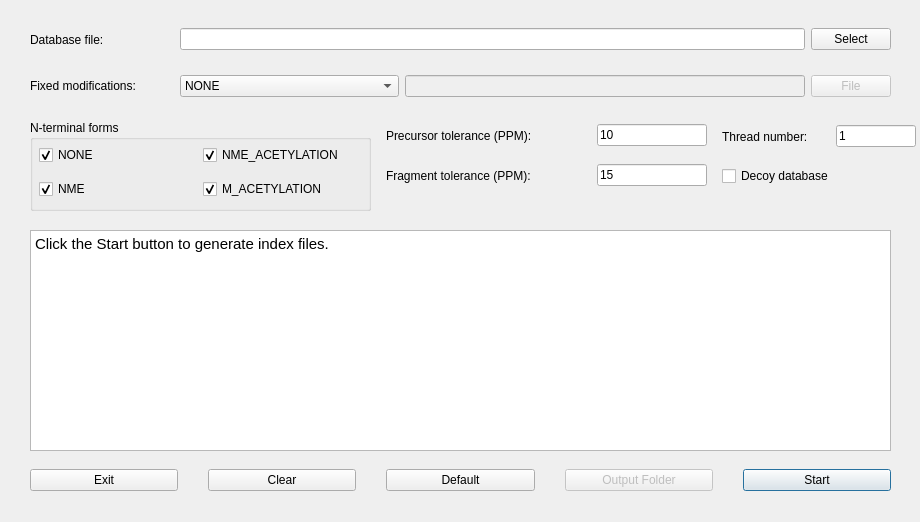
The window that src/gui/topindex/topindexdialog.ui (toppic-suite/toppic-suite) describes before a commit, drawn with Qt 5.
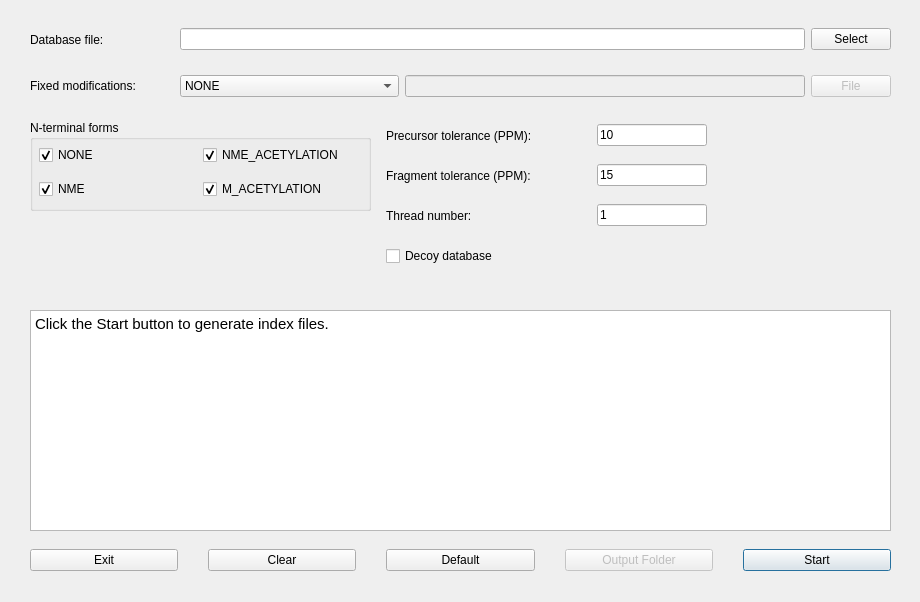
The same window after the commit. Icons and pictures are not drawn.

Commit message: topindex_gui: precursor tolerance, fragment tolerance, thread number and decoy database in one column

The edit to the form file:
```diff
--- a/src/gui/topindex/topindexdialog.ui
+++ b/src/gui/topindex/topindexdialog.ui
@@ -7,7 +7,7 @@
     <x>0</x>
     <y>0</y>
     <width>920</width>
-    <height>522</height>
+    <height>602</height>
    </rect>
   </property>
   <property name="sizePolicy">
@@ -19,13 +19,13 @@
   <property name="minimumSize">
    <size>
     <width>920</width>
-    <height>510</height>
+    <height>590</height>
    </size>
   </property>
   <property name="maximumSize">
    <size>
     <width>920</width>
-    <height>710</height>
+    <height>790</height>
    </size>
   </property>
   <property name="windowTitle">
@@ -40,7 +40,7 @@
     <property name="geometry">
      <rect>
       <x>30</x>
-      <y>460</y>
+      <y>540</y>
       <width>861</width>
       <height>41</height>
      </rect>
@@ -111,7 +111,7 @@
     <property name="geometry">
      <rect>
       <x>30</x>
-      <y>230</y>
+      <y>310</y>
       <width>861</width>
       <height>221</height>
      </rect>
@@ -336,31 +336,43 @@
    <widget class="QWidget" name="horizontalLayoutWidget_22">
     <property name="geometry">
      <rect>
-      <x>722</x>
-      <y>120</y>
-      <width>194</width>
-      <height>33</height>
+      <x>386</x>
+      <y>200</y>
+      <width>321</width>
+      <height>31</height>
      </rect>
     </property>
     <layout class="QHBoxLayout" name="horizontalLayout_22">
      <item alignment="Qt::AlignLeft">
       <widget class="QLabel" name="label_23">
+       <property name="minimumSize">
+        <size>
+         <width>200</width>
+         <height>0</height>
+        </size>
+       </property>
+       <property name="maximumSize">
+        <size>
+         <width>200</width>
+         <height>16777215</height>
+        </size>
+       </property>
        <property name="text">
         <string>Thread number:</string>
        </property>
       </widget>
      </item>
-     <item>
+     <item alignment="Qt::AlignRight">
       <widget class="QLineEdit" name="threadNumberEdit">
        <property name="minimumSize">
         <size>
-         <width>80</width>
+         <width>110</width>
          <height>0</height>
         </size>
        </property>
        <property name="maximumSize">
         <size>
-         <width>80</width>
+         <width>110</width>
          <height>16777215</height>
         </size>
        </property>
@@ -377,8 +389,8 @@
    <widget class="QWidget" name="horizontalLayoutWidget_21">
     <property name="geometry">
      <rect>
-      <x>722</x>
-      <y>160</y>
+      <x>386</x>
+      <y>240</y>
       <width>151</width>
       <height>33</height>
      </rect>
```
